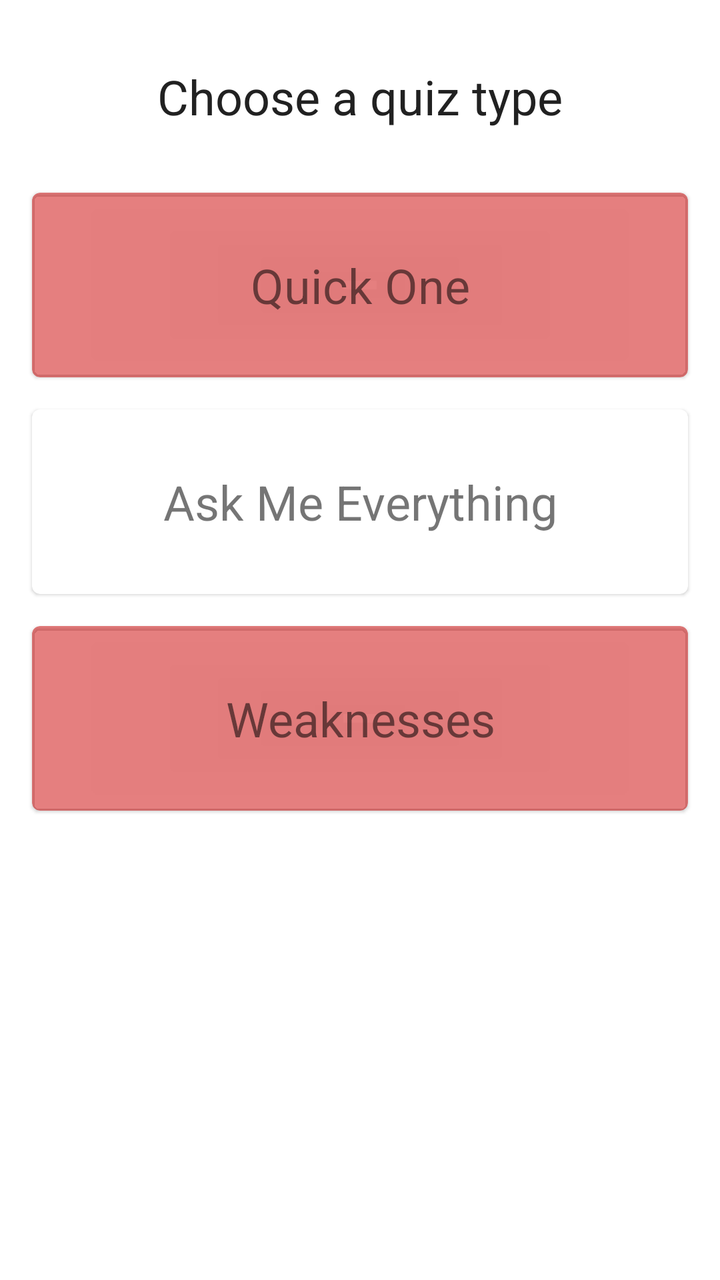
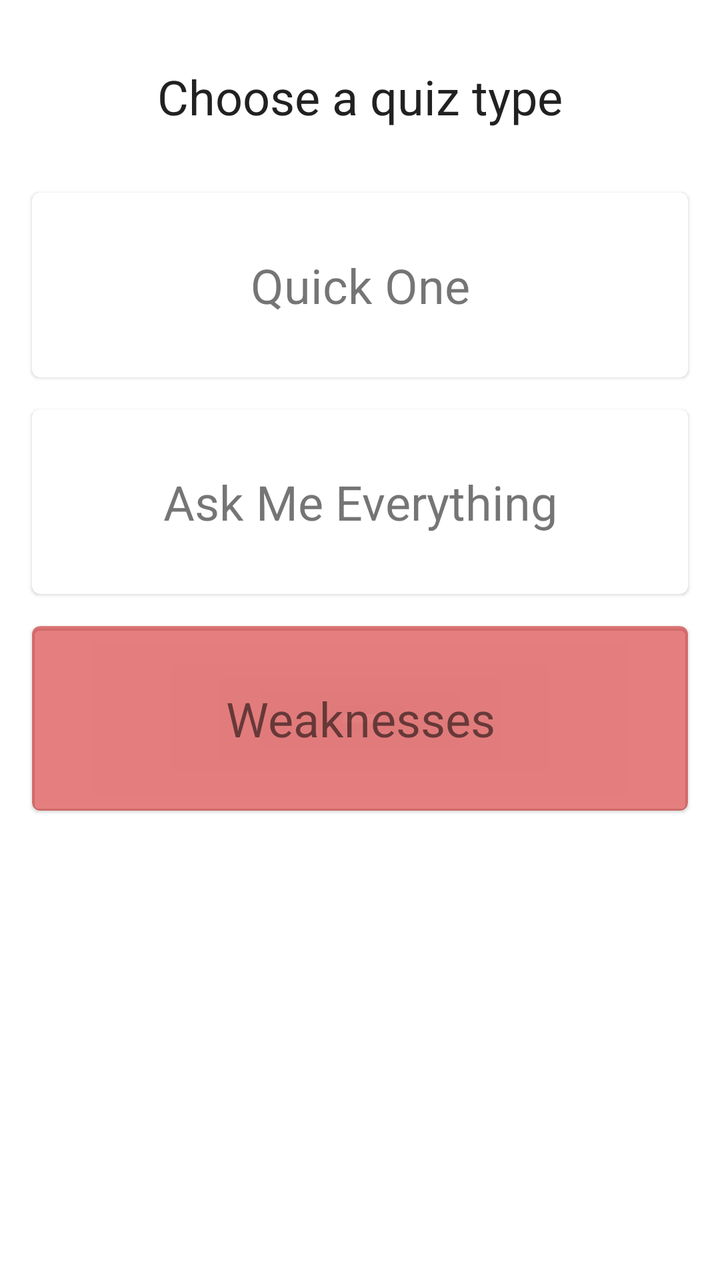

Screens rendered from an Android XML layout before and after an edit, with the pre-edit source and the edit as a unified diff.
<!-- AndroidManifest.xml: application theme AppTheme -->
<!-- res/layout/fragment_quiz_list.xml -->
<?xml version="1.0" encoding="utf-8"?>
<androidx.constraintlayout.widget.ConstraintLayout xmlns:android="http://schemas.android.com/apk/res/android"
    xmlns:app="http://schemas.android.com/apk/res-auto"
    android:layout_width="match_parent"
    android:layout_height="match_parent">

    <TextView
        android:id="@+id/quiz_list_title"
        style="@style/TitleStyle"
        android:layout_width="match_parent"
        android:layout_height="wrap_content"
        android:layout_marginStart="@dimen/margin_normal"
        android:layout_marginTop="@dimen/margin_extra_large"
        android:layout_marginEnd="@dimen/margin_normal"
        android:text="@string/quiz_list_choose_a_quiz_type"
        android:gravity="center"
        app:layout_constraintEnd_toEndOf="parent"
        app:layout_constraintStart_toStartOf="parent"
        app:layout_constraintTop_toTopOf="parent" />

    <com.google.android.material.card.MaterialCardView
        android:id="@+id/quick_quiz_card"
        android:layout_width="match_parent"
        android:layout_height="wrap_content"
        android:layout_marginStart="@dimen/margin_medium"
        android:layout_marginTop="@dimen/margin_medium"
        android:layout_marginEnd="@dimen/margin_medium"
        app:cardBackgroundColor="@color/light_error"
        app:layout_constraintEnd_toEndOf="parent"
        app:layout_constraintStart_toStartOf="parent"
        app:layout_constraintTop_toBottomOf="@+id/quiz_list_title">

        <TextView
            style="@style/QuizCardTextStyle"
            android:layout_width="match_parent"
            android:layout_height="wrap_content"
            android:text="@string/quiz_list_quick_one" />
    </com.google.android.material.card.MaterialCardView>

    <com.google.android.material.card.MaterialCardView
        android:id="@+id/full_quiz_card"
        android:layout_width="match_parent"
        android:layout_height="wrap_content"
        android:layout_marginStart="@dimen/margin_medium"
        android:layout_marginTop="@dimen/margin_medium"
        android:layout_marginEnd="@dimen/margin_medium"
        android:layout_marginBottom="@dimen/margin_medium"
        app:layout_constraintBottom_toTopOf="@+id/weakness_quiz_card"
        app:layout_constraintEnd_toEndOf="parent"
        app:layout_constraintStart_toStartOf="parent"
        app:layout_constraintTop_toBottomOf="@+id/quick_quiz_card">

        <TextView
            android:id="@+id/textView"
            style="@style/QuizCardTextStyle"
            android:background="?selectableItemBackground"
            android:layout_width="match_parent"
            android:layout_height="wrap_content"
            android:text="@string/quiz_list_ask_me_everything" />
    </com.google.android.material.card.MaterialCardView>

    <com.google.android.material.card.MaterialCardView
        android:id="@+id/weakness_quiz_card"
        android:layout_width="match_parent"
        android:layout_height="wrap_content"
        android:layout_marginStart="@dimen/margin_medium"
        android:layout_marginTop="@dimen/margin_medium"
        android:layout_marginEnd="@dimen/margin_medium"
        android:layout_marginBottom="@dimen/margin_medium"
        app:cardBackgroundColor="@color/light_error"
        app:layout_constraintEnd_toEndOf="parent"
        app:layout_constraintStart_toStartOf="parent"
        app:layout_constraintTop_toBottomOf="@+id/full_quiz_card">

        <TextView
            style="@style/QuizCardTextStyle"
            android:layout_width="match_parent"
            android:layout_height="wrap_content"
            android:text="@string/quiz_list_weaknesses" />
    </com.google.android.material.card.MaterialCardView>

</androidx.constraintlayout.widget.ConstraintLayout>
<!-- resources referenced by this layout -->
<resources>
  <color name="light_error">#80cc0000</color>
  <dimen name="margin_extra_large">32dp</dimen>
  <dimen name="margin_medium">16dp</dimen>
  <dimen name="margin_normal">8dp</dimen>
  <string name="quiz_list_ask_me_everything">Ask Me Everything</string>
  <string name="quiz_list_choose_a_quiz_type">Choose a quiz type</string>
  <string name="quiz_list_quick_one">Quick One</string>
  <string name="quiz_list_weaknesses">Weaknesses</string>
  <style name="QuizCardTextStyle">
          <item name="android:padding">30dp</item>
          <item name="android:textSize">@dimen/text_size_large</item>
          <item name="android:gravity">center</item>
      </style>
  <style name="TitleStyle">
          <item name="android:textSize">@dimen/text_size_large</item>
          <item name="android:gravity">center</item>
          <item name="android:textColor">@color/primary_text</item>
          <item name="android:paddingBottom">@dimen/padding_large</item>
      </style>
  <style name="AppTheme" parent="Theme.MaterialComponents.Light.NoActionBar">
          
          <item name="colorPrimary">@color/colorPrimary</item>
          <item name="colorPrimaryDark">@color/colorPrimaryDark</item>
          <item name="colorAccent">@color/colorAccent</item>
      </style>
  <dimen name="text_size_large">24sp</dimen>
  <color name="primary_text">#212121</color>
  <dimen name="padding_large">16dp</dimen>
  <color name="colorPrimary">#673AB7</color>
  <color name="colorPrimaryDark">#512DA8</color>
  <color name="colorAccent">#FFC107</color>
</resources>

<!-- the commit's change to res/layout/fragment_quiz_list.xml (unified diff, before → after) -->
@@ -25,13 +25,13 @@
         android:layout_marginStart="@dimen/margin_medium"
         android:layout_marginTop="@dimen/margin_medium"
         android:layout_marginEnd="@dimen/margin_medium"
-        app:cardBackgroundColor="@color/light_error"
         app:layout_constraintEnd_toEndOf="parent"
         app:layout_constraintStart_toStartOf="parent"
         app:layout_constraintTop_toBottomOf="@+id/quiz_list_title">
 
         <TextView
             style="@style/QuizCardTextStyle"
+            android:background="?selectableItemBackground"
             android:layout_width="match_parent"
             android:layout_height="wrap_content"
             android:text="@string/quiz_list_quick_one" />
